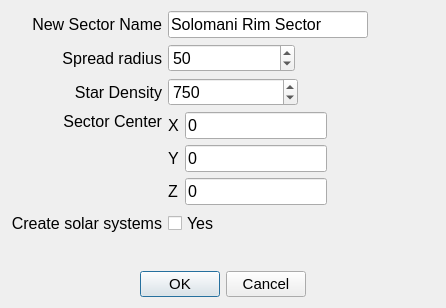
maxlambertini/Warp2010, file warpmain/dialogs/newsectordialog.ui: the form before one commit.
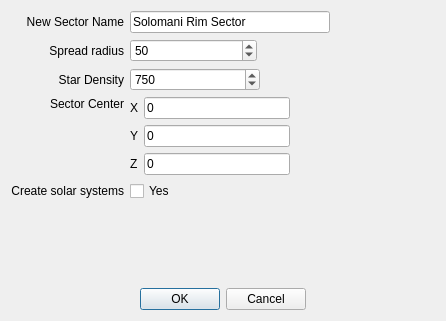
The form after the commit.

Commit message: Edited font sizes

What changed in the file:
```diff
--- a/warpmain/dialogs/newsectordialog.ui
+++ b/warpmain/dialogs/newsectordialog.ui
@@ -7,7 +7,7 @@
     <x>0</x>
     <y>0</y>
     <width>446</width>
-    <height>308</height>
+    <height>321</height>
    </rect>
   </property>
   <property name="font">
@@ -34,7 +34,7 @@
        </property>
        <property name="font">
         <font>
-         <pointsize>12</pointsize>
+         <pointsize>9</pointsize>
         </font>
        </property>
        <property name="text">
@@ -52,7 +52,7 @@
       <widget class="QLabel" name="label">
        <property name="font">
         <font>
-         <pointsize>12</pointsize>
+         <pointsize>9</pointsize>
         </font>
        </property>
        <property name="text">
@@ -70,7 +70,7 @@
       <widget class="QCheckBox" name="chkCreateSolSys">
        <property name="font">
         <font>
-         <pointsize>12</pointsize>
+         <pointsize>9</pointsize>
         </font>
        </property>
        <property name="text">
@@ -88,7 +88,7 @@
        </property>
        <property name="font">
         <font>
-         <pointsize>12</pointsize>
+         <pointsize>9</pointsize>
         </font>
        </property>
        <property name="text">
@@ -112,7 +112,7 @@
        </property>
        <property name="font">
         <font>
-         <pointsize>12</pointsize>
+         <pointsize>9</pointsize>
         </font>
        </property>
        <property name="text">
@@ -145,7 +145,7 @@
        </property>
        <property name="font">
         <font>
-         <pointsize>12</pointsize>
+         <pointsize>9</pointsize>
         </font>
        </property>
        <property name="minimum">
@@ -178,7 +178,7 @@
        </property>
        <property name="font">
         <font>
-         <pointsize>12</pointsize>
+         <pointsize>9</pointsize>
         </font>
        </property>
        <property name="text">
@@ -208,7 +208,7 @@
        </property>
        <property name="font">
         <font>
-         <pointsize>12</pointsize>
+         <pointsize>9</pointsize>
         </font>
        </property>
        <property name="minimum">
@@ -229,7 +229,7 @@
       <widget class="QLabel" name="lblSector">
        <property name="font">
         <font>
-         <pointsize>12</pointsize>
+         <pointsize>9</pointsize>
         </font>
        </property>
        <property name="text">
@@ -249,7 +249,7 @@
         <widget class="QLabel" name="label_5">
          <property name="font">
           <font>
-           <pointsize>12</pointsize>
+           <pointsize>9</pointsize>
           </font>
          </property>
          <property name="text">
@@ -264,7 +264,7 @@
         <widget class="QLineEdit" name="txtX">
          <property name="font">
           <font>
-           <pointsize>12</pointsize>
+           <pointsize>9</pointsize>
           </font>
          </property>
          <property name="text">
@@ -276,7 +276,7 @@
         <widget class="QLineEdit" name="txtY">
          <property name="font">
           <font>
-           <pointsize>12</pointsize>
+           <pointsize>9</pointsize>
           </font>
          </property>
          <property name="text">
@@ -288,7 +288,7 @@
         <widget class="QLabel" name="label_8">
          <property name="font">
           <font>
-           <pointsize>12</pointsize>
+           <pointsize>9</pointsize>
           </font>
          </property>
          <property name="text">
@@ -303,7 +303,7 @@
         <widget class="QLabel" name="label_7">
          <property name="font">
           <font>
-           <pointsize>12</pointsize>
+           <pointsize>9</pointsize>
           </font>
          </property>
          <property name="text">
@@ -318,7 +318,7 @@
         <widget class="QLineEdit" name="txtZ">
          <property name="font">
           <font>
-           <pointsize>12</pointsize>
+           <pointsize>9</pointsize>
           </font>
          </property>
          <property name="text">
@@ -328,6 +328,11 @@
        </item>
        <item row="0" column="6">
         <spacer name="horizontalSpacer">
+         <property name="font">
+          <font>
+           <pointsize>9</pointsize>
+          </font>
+         </property>
          <property name="orientation">
           <enum>Qt::Horizontal</enum>
          </property>
@@ -345,6 +350,11 @@
    </item>
    <item>
     <spacer name="verticalSpacer">
+     <property name="font">
+      <font>
+       <pointsize>9</pointsize>
+      </font>
+     </property>
      <property name="orientation">
       <enum>Qt::Vertical</enum>
      </property>
@@ -358,6 +368,11 @@
    </item>
    <item>
     <widget class="QDialogButtonBox" name="buttonBox">
+     <property name="font">
+      <font>
+       <pointsize>9</pointsize>
+      </font>
+     </property>
      <property name="orientation">
       <enum>Qt::Horizontal</enum>
      </property>
```
The commit also changes 14 other files.
